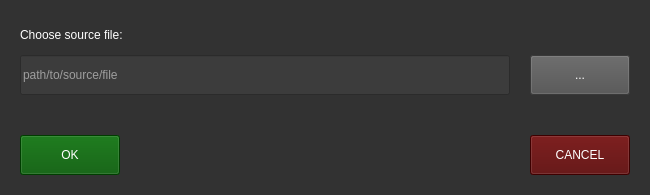
This is forms/choosefilewindow.ui in psv-git/BDOLang as Qt 5 draws it before an edit. The edited form follows.
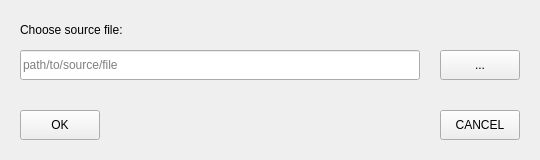
This is the edited form. Custom widgets are drawn as their Qt base class.

```diff
--- a/forms/choosefilewindow.ui
+++ b/forms/choosefilewindow.ui
@@ -9,44 +9,39 @@
    <rect>
     <x>0</x>
     <y>0</y>
-    <width>650</width>
-    <height>195</height>
+    <width>540</width>
+    <height>160</height>
    </rect>
   </property>
   <property name="minimumSize">
    <size>
-    <width>650</width>
-    <height>195</height>
+    <width>540</width>
+    <height>160</height>
    </size>
   </property>
   <property name="maximumSize">
    <size>
-    <width>650</width>
-    <height>195</height>
+    <width>540</width>
+    <height>160</height>
    </size>
   </property>
   <property name="windowTitle">
    <string>Open file</string>
   </property>
-  <property name="styleSheet">
-   <string notr="true">background-color: rgb(50, 50, 50);</string>
-  </property>
   <widget class="MyButton" name="cancelButton">
    <property name="geometry">
     <rect>
-     <x>530</x>
-     <y>135</y>
-     <width>100</width>
-     <height>40</height>
+     <x>440</x>
+     <y>110</y>
+     <width>80</width>
+     <height>30</height>
     </rect>
    </property>
    <property name="focusPolicy">
     <enum>Qt::TabFocus</enum>
    </property>
    <property name="styleSheet">
-    <string notr="true">font: 12pt &quot;Arial Black&quot;;
-color: rgb(255, 255, 255);
-background-color: rgb(85, 0, 0);</string>
+    <string notr="true">font: 10pt &quot;Arial&quot;;</string>
    </property>
    <property name="text">
     <string>CANCEL</string>
@@ -55,19 +50,17 @@
   <widget class="MyButton" name="chooseButton">
    <property name="geometry">
     <rect>
-     <x>530</x>
-     <y>55</y>
-     <width>100</width>
-     <height>40</height>
+     <x>440</x>
+     <y>50</y>
+     <width>80</width>
+     <height>30</height>
     </rect>
    </property>
    <property name="focusPolicy">
     <enum>Qt::TabFocus</enum>
    </property>
    <property name="styleSheet">
-    <string notr="true">background-color: rgb(80, 80, 80);
-font: 12pt &quot;Arial Black&quot;;
-color: rgb(255, 255, 255);</string>
+    <string notr="true">font: 10pt &quot;Arial&quot;;</string>
    </property>
    <property name="text">
     <string>...</string>
@@ -79,19 +72,11 @@
      <x>20</x>
      <y>20</y>
      <width>490</width>
-     <height>30</height>
+     <height>20</height>
     </rect>
    </property>
-   <property name="sizePolicy">
-    <sizepolicy hsizetype="Fixed" vsizetype="Fixed">
-     <horstretch>0</horstretch>
-     <verstretch>0</verstretch>
-    </sizepolicy>
-   </property>
    <property name="styleSheet">
-    <string notr="true">font: 12pt &quot;Arial Black&quot;;
-color: rgb(255, 255, 255);
-background-color: rgb(50, 50, 50);</string>
+    <string notr="true">font: 10pt &quot;Arial&quot;;</string>
    </property>
    <property name="text">
     <string>Choose source file:</string>
@@ -101,18 +86,16 @@
    <property name="geometry">
     <rect>
      <x>20</x>
-     <y>135</y>
-     <width>100</width>
-     <height>40</height>
+     <y>110</y>
+     <width>80</width>
+     <height>30</height>
     </rect>
    </property>
    <property name="focusPolicy">
     <enum>Qt::TabFocus</enum>
    </property>
    <property name="styleSheet">
-    <string notr="true">color: rgb(255, 255, 255);
-font: 12pt &quot;Arial Black&quot;;
-background-color: rgb(0, 85, 0);</string>
+    <string notr="true">font: 10pt &quot;Arial&quot;;</string>
    </property>
    <property name="text">
     <string>OK</string>
@@ -122,18 +105,16 @@
    <property name="geometry">
     <rect>
      <x>20</x>
-     <y>55</y>
-     <width>490</width>
-     <height>40</height>
+     <y>50</y>
+     <width>400</width>
+     <height>30</height>
     </rect>
    </property>
    <property name="focusPolicy">
     <enum>Qt::ClickFocus</enum>
    </property>
    <property name="styleSheet">
-    <string notr="true">font: 75 12pt &quot;Arial&quot;;
-color: rgb(255, 255, 255);
-background-color: rgb(60, 60, 60);</string>
+    <string notr="true">font: 10pt &quot;Liberation Mono&quot;;</string>
    </property>
    <property name="placeholderText">
     <string>path/to/source/file</string>
```
